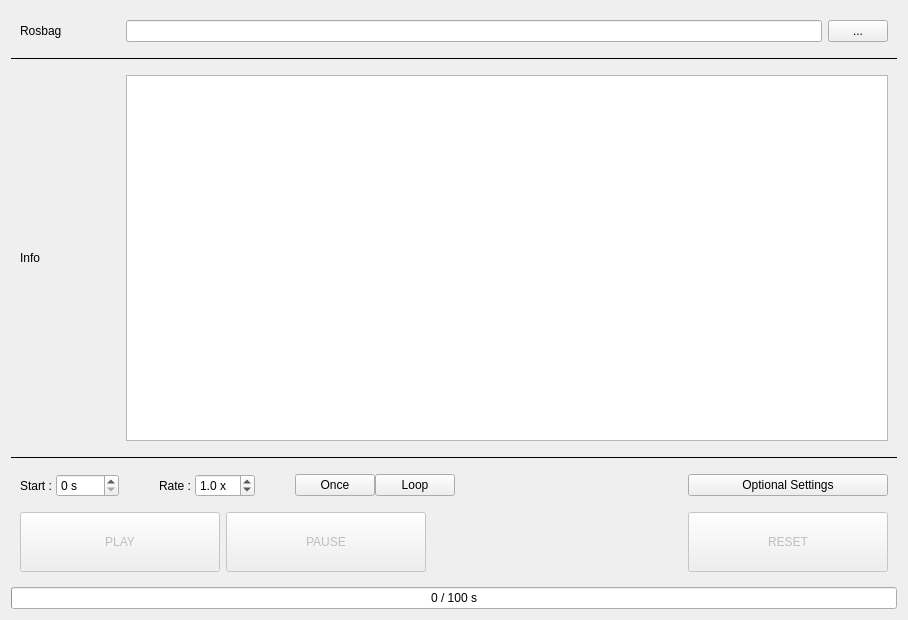
yyamazaki933/rosbag_player, file ui/player.ui: the form before one commit.
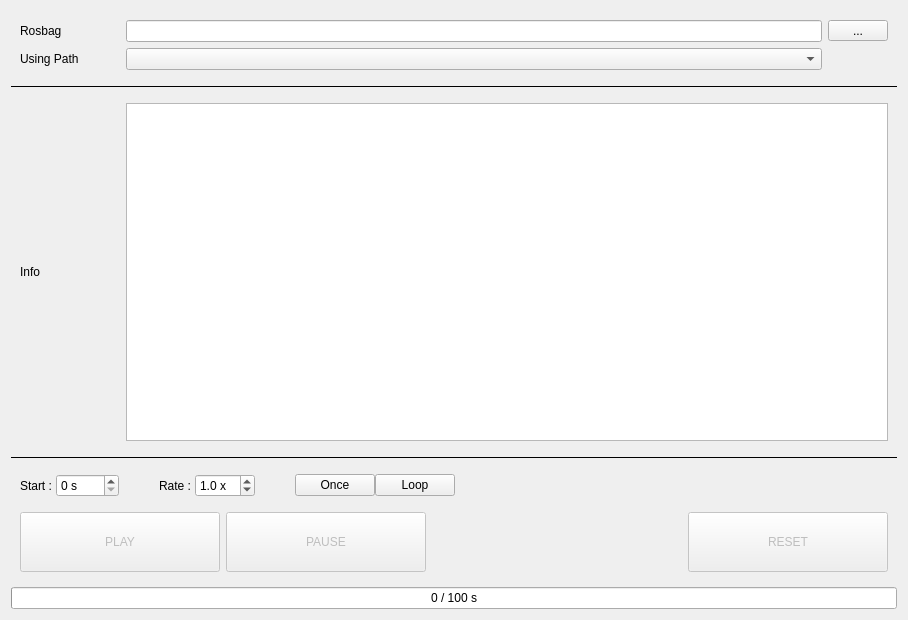
The form after the commit.

```diff
--- a/ui/player.ui
+++ b/ui/player.ui
@@ -151,8 +151,8 @@
    </item>
    <item row="0" column="3">
     <widget class="QWidget" name="widget_2" native="true">
-     <layout class="QHBoxLayout" name="horizontalLayout_2">
-      <item>
+     <layout class="QGridLayout" name="gridLayout_3">
+      <item row="0" column="0">
        <widget class="QLabel" name="label_12">
         <property name="sizePolicy">
          <sizepolicy hsizetype="Preferred" vsizetype="Preferred">
@@ -177,7 +177,7 @@
         </property>
        </widget>
       </item>
-      <item>
+      <item row="0" column="2">
        <widget class="QLineEdit" name="le_bag">
         <property name="sizePolicy">
          <sizepolicy hsizetype="Preferred" vsizetype="Fixed">
@@ -190,31 +190,29 @@
         </property>
        </widget>
       </item>
-      <item>
-       <widget class="QPushButton" name="pb_bag">
-        <property name="sizePolicy">
-         <sizepolicy hsizetype="Fixed" vsizetype="Fixed">
-          <horstretch>0</horstretch>
-          <verstretch>0</verstretch>
-         </sizepolicy>
-        </property>
+      <item row="0" column="3">
+       <widget class="QToolButton" name="pb_bag">
         <property name="minimumSize">
          <size>
           <width>60</width>
           <height>0</height>
          </size>
         </property>
-        <property name="maximumSize">
-         <size>
-          <width>60</width>
-          <height>16777215</height>
-         </size>
-        </property>
         <property name="text">
          <string>...</string>
         </property>
        </widget>
       </item>
+      <item row="1" column="2">
+       <widget class="QComboBox" name="cb_path"/>
+      </item>
+      <item row="1" column="0">
+       <widget class="QLabel" name="label">
+        <property name="text">
+         <string>Using Path</string>
+        </property>
+       </widget>
+      </item>
      </layout>
     </widget>
    </item>
@@ -452,25 +450,6 @@
         </property>
        </spacer>
       </item>
-      <item>
-       <widget class="QPushButton" name="pb_setting">
-        <property name="sizePolicy">
-         <sizepolicy hsizetype="Fixed" vsizetype="Fixed">
-          <horstretch>0</horstretch>
-          <verstretch>0</verstretch>
-         </sizepolicy>
-        </property>
-        <property name="minimumSize">
-         <size>
-          <width>200</width>
-          <height>0</height>
-         </size>
-        </property>
-        <property name="text">
-         <string>Optional Settings</string>
-        </property>
-       </widget>
-      </item>
      </layout>
     </widget>
    </item>
```
